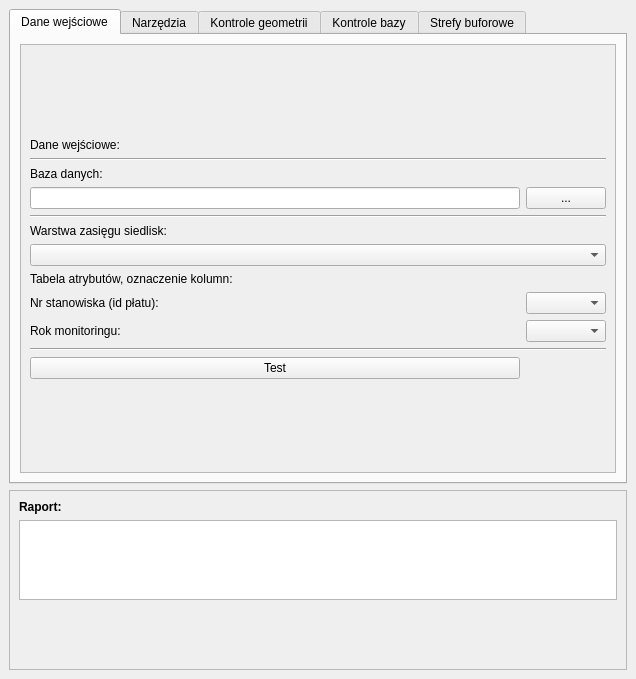
This is monitoring_tools_dockwidget_base.ui in BorysDraus/monitoring_tools as Qt 5 draws it before an edit. The edited form follows.
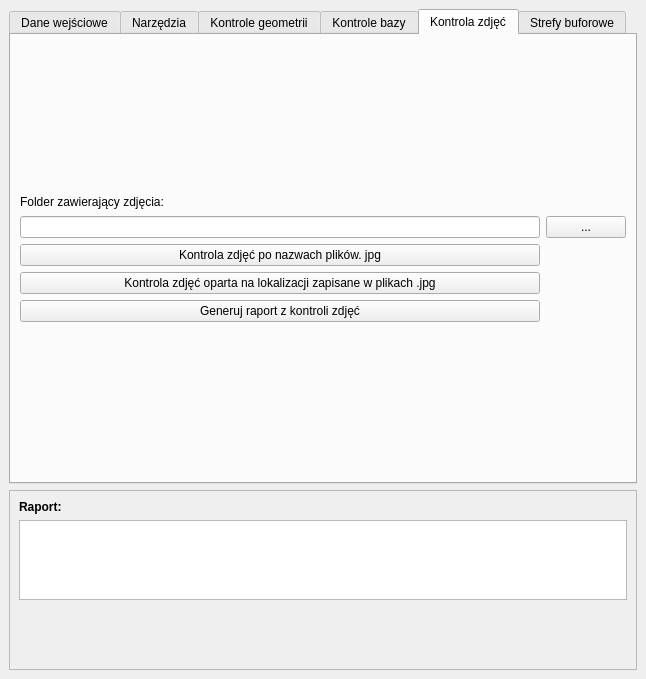
This is the edited form. The open tabs and pages were chosen to show the change. Custom widgets are drawn as their Qt base class.

Diff of the .ui file:
```diff
--- a/monitoring_tools_dockwidget_base.ui
+++ b/monitoring_tools_dockwidget_base.ui
@@ -6,13 +6,13 @@
    <rect>
     <x>0</x>
     <y>0</y>
-    <width>636</width>
+    <width>646</width>
     <height>679</height>
    </rect>
   </property>
   <property name="minimumSize">
    <size>
-    <width>636</width>
+    <width>646</width>
     <height>634</height>
    </size>
   </property>
@@ -25,6 +25,9 @@
      <layout class="QVBoxLayout" name="verticalLayout_4">
       <item>
        <widget class="QTabWidget" name="tabWidget">
+        <property name="enabled">
+         <bool>true</bool>
+        </property>
         <property name="currentIndex">
          <number>1</number>
         </property>
@@ -43,8 +46,8 @@
               <rect>
                <x>0</x>
                <y>0</y>
-               <width>582</width>
-               <height>389</height>
+               <width>600</width>
+               <height>405</height>
               </rect>
              </property>
              <layout class="QGridLayout" name="gridLayout_2">
@@ -1226,6 +1229,61 @@
           </item>
          </layout>
         </widget>
+        <widget class="QWidget" name="tab_6">
+         <attribute name="title">
+          <string>Kontrola zdjęć</string>
+         </attribute>
+         <layout class="QGridLayout" name="gridLayout_21">
+          <item row="0" column="0">
+           <layout class="QGridLayout" name="gridLayout_20">
+            <item row="2" column="0">
+             <widget class="QPushButton" name="pushButton_picture_names">
+              <property name="text">
+               <string>Kontrola zdjęć po nazwach plików. jpg</string>
+              </property>
+             </widget>
+            </item>
+            <item row="1" column="0">
+             <widget class="QLineEdit" name="lineEdit_picture_directory"/>
+            </item>
+            <item row="0" column="0">
+             <widget class="QLabel" name="label_4">
+              <property name="maximumSize">
+               <size>
+                <width>16777215</width>
+                <height>16</height>
+               </size>
+              </property>
+              <property name="text">
+               <string>Folder zawierający zdjęcia:</string>
+              </property>
+             </widget>
+            </item>
+            <item row="3" column="0">
+             <widget class="QPushButton" name="pushButton_picture_geotags">
+              <property name="text">
+               <string>Kontrola zdjęć oparta na lokalizacji zapisane w plikach .jpg</string>
+              </property>
+             </widget>
+            </item>
+            <item row="1" column="1">
+             <widget class="QPushButton" name="pushButton_select_picture">
+              <property name="text">
+               <string>...</string>
+              </property>
+             </widget>
+            </item>
+            <item row="4" column="0">
+             <widget class="QPushButton" name="pushButton_picture_raport">
+              <property name="text">
+               <string>Generuj raport z kontroli zdjęć</string>
+              </property>
+             </widget>
+            </item>
+           </layout>
+          </item>
+         </layout>
+        </widget>
         <widget class="QWidget" name="tab_2">
          <attribute name="title">
           <string>Strefy buforowe</string>
@@ -1426,8 +1484,8 @@
           <rect>
            <x>0</x>
            <y>0</y>
-           <width>593</width>
-           <height>203</height>
+           <width>624</width>
+           <height>178</height>
           </rect>
          </property>
          <layout class="QVBoxLayout" name="verticalLayout_3">
```
Left out of the diff: 97 changed lines with no effect on the pictures.
